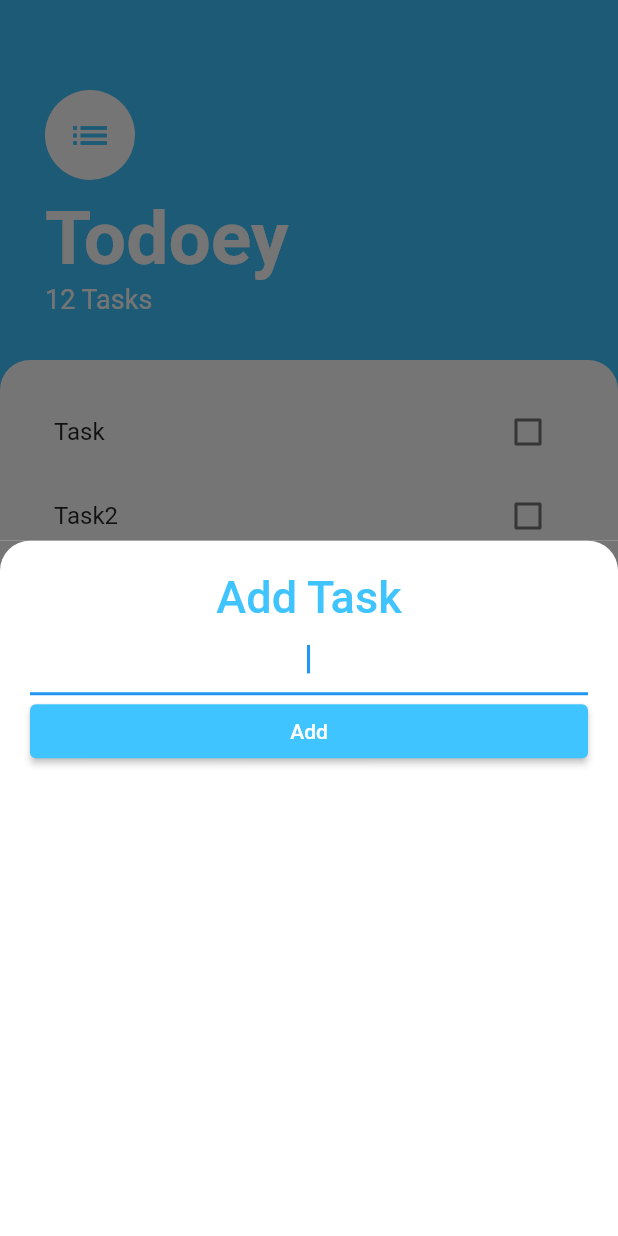
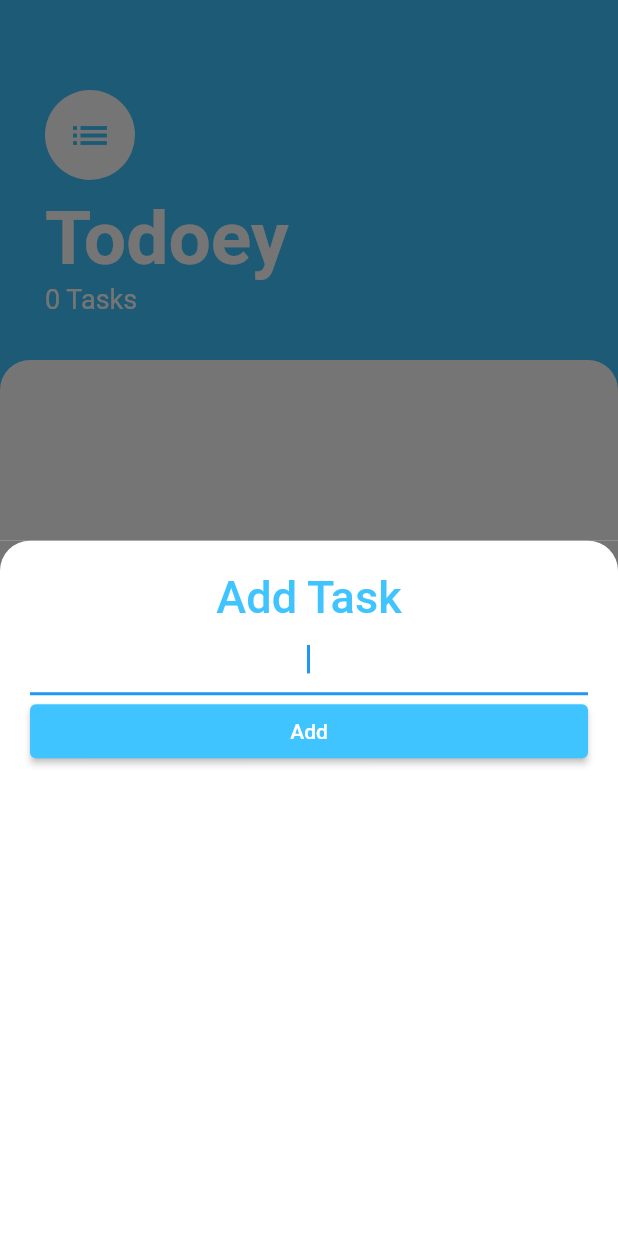
Before and after one commit to kdh9202/todoey_flutter, a Flutter app: the screen it shows after launch, after a tap on the "add" icon, on a phone screen of 412 x 824 dp. Run offline on Flutter 3.47's test engine with Material 2 defaults, Android fonts, the phone set to English and light mode, and no system bars.

Commit message:
202204071811

```diff
--- a/lib/main.dart
+++ b/lib/main.dart
@@ -1,5 +1,7 @@
 import 'package:flutter/material.dart';
 import 'screens/tasks_screen.dart';
+import 'package:provider/provider.dart';
+import 'models/task_data.dart';
 
 void main() {
   runApp(const MyApp());
@@ -10,8 +12,11 @@ class MyApp extends StatelessWidget {
 
   @override
   Widget build(BuildContext context) {
-    return MaterialApp(
-      home: TasksScreen(),
+    return ChangeNotifierProvider(
+      create: (BuildContext context) => TaskData(),
+      child: MaterialApp(
+        home: TasksScreen(),
+      ),
     );
   }
 }
--- a/lib/models/task.dart
+++ b/lib/models/task.dart
@@ -7,4 +7,5 @@ class Task{
   void toggleDone(){
     isDone = !isDone;
   }
+
 }
--- /dev/null
+++ b/lib/models/task_data.dart
@@ -0,0 +1,32 @@
+import 'package:flutter/foundation.dart';
+import 'package:todoey_flutter/models/task.dart';
+import 'dart:collection';
+
+class TaskData extends ChangeNotifier{
+  List<Task> _tasks=[];
+
+  UnmodifiableListView<Task> get tasks{
+    return UnmodifiableListView(_tasks);
+  }
+  int get taskCount{
+    return _tasks.length;
+  }
+
+  void addTask(String newTaskTitle){
+
+
+    final task = Task(name: newTaskTitle);
+    _tasks.add(task);
+    notifyListeners();
+  }
+  void updateTask(Task task){
+    task.toggleDone();
+    notifyListeners();
+  }
+
+  void deleteTask(Task task){
+    _tasks.remove(task);
+    notifyListeners();
+  }
+
+}
--- a/lib/screens/add_task_screen.dart
+++ b/lib/screens/add_task_screen.dart
@@ -1,23 +1,21 @@
 import 'package:flutter/cupertino.dart';
 import 'package:flutter/material.dart';
 import 'package:todoey_flutter/models/task.dart';
+import 'package:provider/provider.dart';
+import 'package:todoey_flutter/models/task_data.dart';
 
 
-class AddTaskScreen extends StatefulWidget {
+class AddTaskScreen extends StatelessWidget {
+  //
+  // final Function addTaskCallback;
+  //
+  // AddTaskScreen(this.addTaskCallback);
 
-  @override
-  State<AddTaskScreen> createState() => _AddTaskScreenState();
-}
-
-class _AddTaskScreenState extends State<AddTaskScreen> {
-
-  final textFieldController =  TextEditingController();
+  //final textFieldController =  TextEditingController();
   late String inputText;
 
-  void dispose(){
-    textFieldController.dispose();
-    super.dispose();
-  }
+  //AddTaskScreen(String inputText);
+
 
   @override
   Widget build(BuildContext context) {
@@ -43,14 +41,17 @@ class _AddTaskScreenState extends State<AddTaskScreen> {
             TextField(
               autofocus: true,
               textAlign: TextAlign.center,
-              controller: textFieldController,
-              // onChanged: (newText){
-              //   inputText = newText;
-              // },
+              //controller: textFieldController,
+              onChanged: (newText){
+                inputText = newText;
+              },
             ),
             ElevatedButton(
               onPressed: () {
-                //;
+                // addTaskCallback(inputText);
+                //final task = Task(name: inputText);
+                Provider.of<TaskData>(context, listen: false).addTask(inputText);
+                Navigator.pop(context);
               },
               child: const Text('Add'),
               style: ElevatedButton.styleFrom(primary: Colors.lightBlueAccent),
--- a/lib/screens/tasks_screen.dart
+++ b/lib/screens/tasks_screen.dart
@@ -1,20 +1,13 @@
 import 'package:flutter/cupertino.dart';
 import 'package:flutter/material.dart';
+import 'package:todoey_flutter/models/task_data.dart';
 import 'package:todoey_flutter/widgets/tasks_list.dart';
 import 'package:todoey_flutter/screens/add_task_screen.dart';
 import 'package:todoey_flutter/models/task.dart';
+import 'package:todoey_flutter/models/task_data.dart';
+import 'package:provider/provider.dart';
 
-class TasksScreen extends StatefulWidget {
-
-  @override
-  State<TasksScreen> createState() => _TasksScreenState();
-}
-
-class _TasksScreenState extends State<TasksScreen> {
-  List<Task> tasks =[
-    Task(name: 'Task'),
-    Task(name: 'Task2'),
-  ];
+class TasksScreen extends StatelessWidget {
 
   @override
   Widget build(BuildContext context) {
@@ -25,7 +18,9 @@ class _TasksScreenState extends State<TasksScreen> {
         child: const Icon(Icons.add),
         onPressed: () {
           showModalBottomSheet(
-              context: context, builder: (context) => AddTaskScreen());
+              context: context,
+            builder: (context) => AddTaskScreen(),
+          );
         },
       ),
       body: Column(
@@ -36,8 +31,8 @@ class _TasksScreenState extends State<TasksScreen> {
                 const EdgeInsets.only(top: 60, left: 30, right: 30, bottom: 30),
             child: Column(
               crossAxisAlignment: CrossAxisAlignment.start,
-              children: const [
-                CircleAvatar(
+              children: [
+                const CircleAvatar(
                   backgroundColor: Colors.white,
                   radius: 30,
                   child: Icon(
@@ -46,10 +41,10 @@ class _TasksScreenState extends State<TasksScreen> {
                     size: 30,
                   ),
                 ),
-                SizedBox(
+                const SizedBox(
                   height: 10,
                 ),
-                Text(
+                const Text(
                   'Todoey',
                   style: TextStyle(
                       color: Colors.white,
@@ -57,8 +52,8 @@ class _TasksScreenState extends State<TasksScreen> {
                       fontWeight: FontWeight.w700),
                 ),
                 Text(
-                  '12 Tasks',
-                  style: TextStyle(color: Colors.white, fontSize: 18),
+                  '${Provider.of<TaskData>(context).taskCount} Tasks',
+                  style: const TextStyle(color: Colors.white, fontSize: 18),
                 )
               ],
             ),
@@ -71,7 +66,7 @@ class _TasksScreenState extends State<TasksScreen> {
                 borderRadius: BorderRadius.only(
                     topLeft: Radius.circular(20),
                     topRight: Radius.circular(20))),
-            child: TasksList(tasks),
+            child: TasksList(),
           ))
         ],
       ),
--- a/lib/widgets/task_tile.dart
+++ b/lib/widgets/task_tile.dart
@@ -4,12 +4,14 @@ class TaskTile extends StatelessWidget {
   final bool isChecked;
   final String taskTitle;
   final Function(bool?) checkboxCallback;
+  final Function() longPressCallback;
 
-  TaskTile({required this.isChecked, required this.taskTitle, required this.checkboxCallback});
+  TaskTile({required this.isChecked, required this.taskTitle, required this.checkboxCallback, required this.longPressCallback});
 
   @override
   Widget build(BuildContext context) {
     return ListTile(
+      onLongPress: longPressCallback,
       title: Text(
         taskTitle,
         style: TextStyle(decoration: isChecked ? TextDecoration.lineThrough : null),
--- a/lib/widgets/tasks_list.dart
+++ b/lib/widgets/tasks_list.dart
@@ -1,31 +1,30 @@
 import 'package:flutter/material.dart';
 import 'package:todoey_flutter/widgets/task_tile.dart';
-import 'package:todoey_flutter/models/task.dart';
+import 'package:provider/provider.dart';
+import 'package:todoey_flutter/models/task_data.dart';
 
-class TasksList extends StatefulWidget {
-
-  final List<Task> tasks;
-
-  TasksList(this.tasks);
-
-  @override
-  State<TasksList> createState() => _TasksListState();
-}
-
-class _TasksListState extends State<TasksList> {
+class TasksList extends StatelessWidget {
 
   @override
   Widget build(BuildContext context) {
-    return ListView.builder(itemBuilder: (context, index) {
-      return TaskTile(
-          isChecked: widget.tasks[index].isDone,
-          taskTitle: widget.tasks[index].name,
-          checkboxCallback: (bool? checkboxState){
-            setState(() {
-              widget.tasks[index].toggleDone();
-            });
-          }
-      );
-    }, itemCount: widget.tasks.length,);
+    return Consumer<TaskData>(
+      builder: (BuildContext context, taskData, Widget? child) {
+        return ListView.builder(
+          itemBuilder: (context, index) {
+            final task = taskData.tasks[index];
+          return TaskTile(
+              isChecked: task.isDone,
+              taskTitle: task.name,
+              checkboxCallback: (bool? checkboxState){
+                taskData.updateTask(task);
+              },
+              longPressCallback: (){
+                taskData.deleteTask(task);
+            },
+          );
+        }, itemCount: taskData.taskCount,
+        );
+      },
+    );
   }
 }
--- a/pubspec.yaml
+++ b/pubspec.yaml
@@ -34,6 +34,7 @@ dependencies:
   # The following adds the Cupertino Icons font to your application.
   # Use with the CupertinoIcons class for iOS style icons.
   cupertino_icons: ^1.0.2
+  provider: ^6.0.2
 
 dev_dependencies:
   flutter_test:
```
Also changed, not shown: pubspec.lock.
